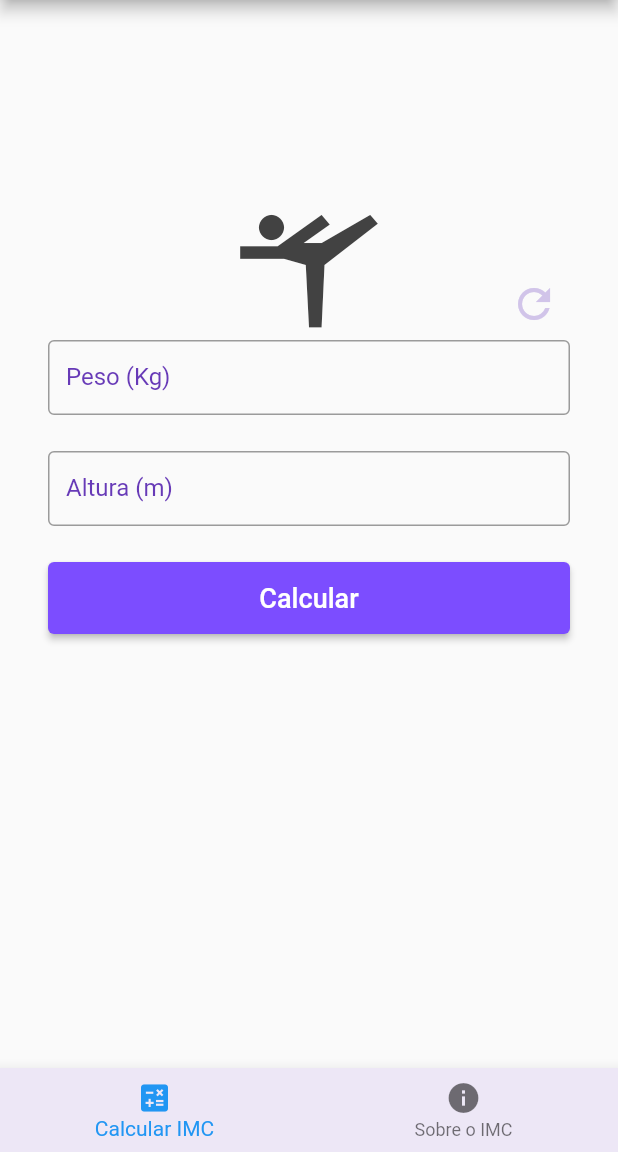
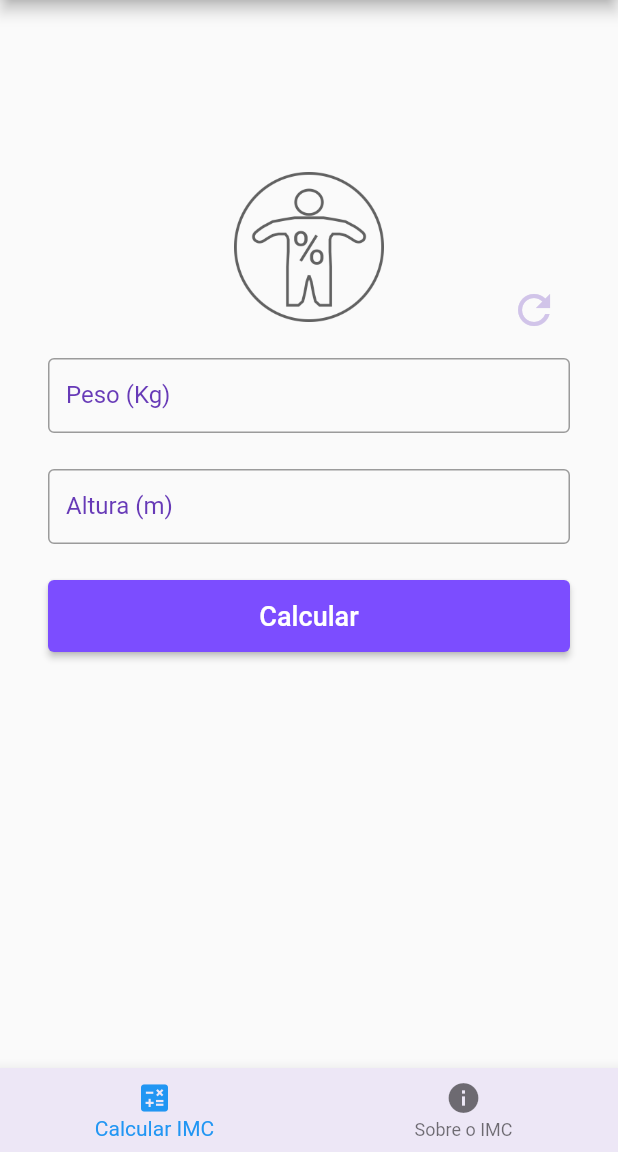
Before and after one commit to Gabriel-S-Souza/imc_calculator_with_flutter, a Flutter app: the screen it shows after launch, on a phone screen of 412 x 824 dp, the part 84-1236 px from its top. Run offline on Flutter 3.47's test engine with Material 2 defaults, Android fonts, the phone set to English and light mode, and no system bars.

Commit message:
Changed icon of the imc calculator page

```diff
--- a/lib/pages/imc_calculator.dart
+++ b/lib/pages/imc_calculator.dart
@@ -66,13 +66,15 @@ class ImcCalculatorState extends State<ImcCalculator> {
                 alignment: AlignmentDirectional.center,
                 children: [
                   //TODO: Substituir e reposicionar icone
-                  Icon(
-                    Icons.sports_gymnastics,
-                    size: 100,
-                    color: Colors.grey[800],
+                  Padding(
+                    padding: const EdgeInsets.only(bottom: 24),
+                    child: Image.asset(
+                      "assets/images/imc-men.png",
+                      width: 100,
+                    ),
                   ),
                   Positioned(
-                    bottom: 0,
+                    bottom: 8,
                     right: 0,
                     child: IconButton(
                         iconSize: 32,
--- a/pubspec.yaml
+++ b/pubspec.yaml
@@ -35,6 +35,8 @@ dependencies:
   # Use with the CupertinoIcons class for iOS style icons.
   cupertino_icons: ^1.0.2
 
+  flutter_svg: ^1.0.3
+
 dev_dependencies:
   flutter_test:
     sdk: flutter
@@ -59,8 +61,7 @@ flutter:
 
   # To add assets to your application, add an assets section, like this:
   assets:
-    - assets/images/exercicio-fisico.jpg
-    - assets/images/tabela-imc.jpg
+    - assets/images/
   #   - images/a_dot_ham.jpeg
 
   # An image asset can refer to one or more resolution-specific "variants", see
```
Also changed, not shown: assets/images/imc-men.png (added), assets/images/imc-men.svg (added), pubspec.lock.
